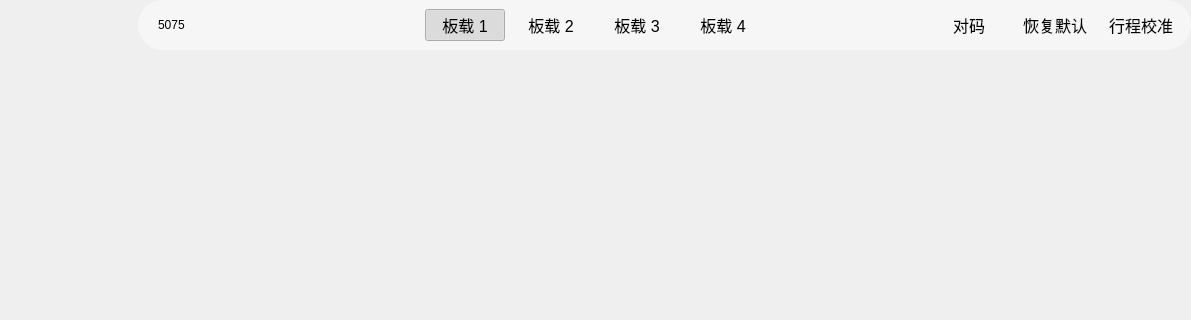
Qt form FrameDeviceHolder.ui (wlffeng2008/AkkoStudio) before a commit; both pictures show x 0 to 1191 and y 0 to 320 of the 1191 by 744 pixel window.
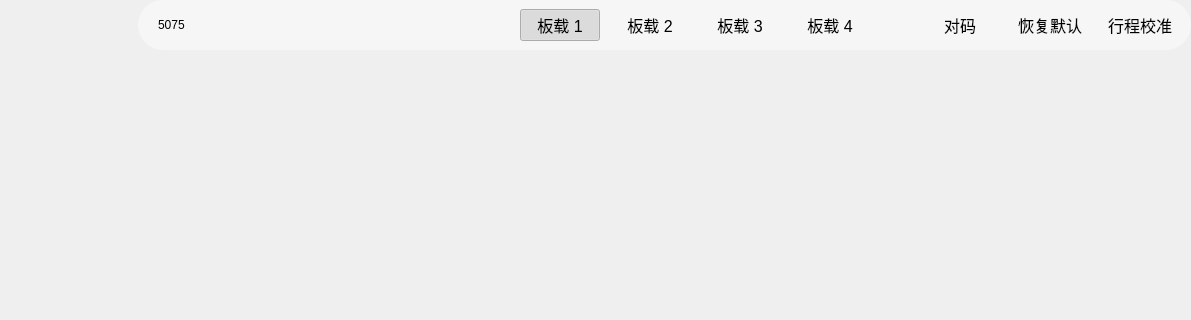
The same form after that commit. Icons and pictures are not drawn. Custom widgets are drawn as their Qt base class.

Diff of the .ui file:
```diff
--- a/FrameDeviceHolder.ui
+++ b/FrameDeviceHolder.ui
@@ -353,7 +353,7 @@
         <item>
          <layout class="QHBoxLayout" name="horizontalLayout_3">
           <property name="spacing">
-           <number>30</number>
+           <number>20</number>
           </property>
           <property name="leftMargin">
            <number>20</number>
@@ -404,6 +404,15 @@
          </spacer>
         </item>
         <item>
+         <widget class="QFrame" name="horizontalFrame">
+          <layout class="QHBoxLayout" name="horizontalLayout_4">
+           <property name="spacing">
+            <number>10</number>
+           </property>
+           <property name="rightMargin">
+            <number>1</number>
+           </property>
+           <item>
          <widget class="QPushButton" name="pushButtonLayer0">
           <property name="minimumSize">
            <size>
@@ -651,6 +660,9 @@
           <property name="flat">
            <bool>true</bool>
           </property>
+            </widget>
+           </item>
+          </layout>
          </widget>
         </item>
        </layout>
```
Lines whose indentation alone changed are shown as unchanged.
